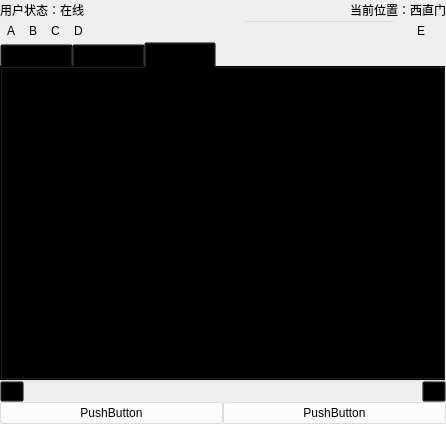
Before: the Qt Designer form deliciousClient/mainwindow.ui in gaoxiaojun/delicacymap, drawn with Qt 5.
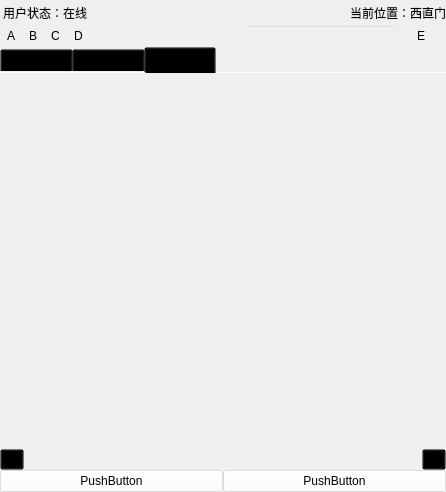
After: the same form once the commit is applied. The open tabs and pages were chosen to show the change. Icons and pictures are not drawn.

```diff
--- a/deliciousClient/mainwindow.ui
+++ b/deliciousClient/mainwindow.ui
@@ -7,18 +7,21 @@
     <x>0</x>
     <y>0</y>
     <width>446</width>
-    <height>424</height>
+    <height>492</height>
    </rect>
   </property>
   <property name="windowTitle">
    <string>delicacymap</string>
   </property>
+  <property name="styleSheet">
+   <string notr="true">background-image: url(:/Icons/Resources/image/background.png);</string>
+  </property>
   <widget class="QWidget" name="centralwidget">
    <property name="autoFillBackground">
     <bool>false</bool>
    </property>
    <property name="styleSheet">
-    <string notr="true">background-image: url(:/Icons/Resources/image/background.png);</string>
+    <string notr="true">background-color: rgba(0, 0, 0, 0%);</string>
    </property>
    <layout class="QVBoxLayout" name="verticalLayout">
     <property name="spacing">
@@ -31,12 +34,26 @@
      <layout class="QHBoxLayout" name="horizontalLayout">
       <item>
        <widget class="QLabel" name="label">
+        <property name="font">
+         <font>
+          <pointsize>9</pointsize>
+         </font>
+        </property>
         <property name="styleSheet">
          <string notr="true">background-color: rgba(0, 0, 0, 0%);
 background-image: url();</string>
         </property>
         <property name="text">
-         <string>用户状态：在线</string>
+         <string notr="true">用户状态：在线</string>
+        </property>
+        <property name="textFormat">
+         <enum>Qt::PlainText</enum>
+        </property>
+        <property name="margin">
+         <number>5</number>
+        </property>
+        <property name="indent">
+         <number>3</number>
         </property>
        </widget>
       </item>
@@ -45,22 +62,44 @@
         <property name="orientation">
          <enum>Qt::Horizontal</enum>
         </property>
+        <property name="sizeType">
+         <enum>QSizePolicy::MinimumExpanding</enum>
+        </property>
         <property name="sizeHint" stdset="0">
          <size>
           <width>40</width>
-          <height>20</height>
+          <height>25</height>
          </size>
         </property>
        </spacer>
       </item>
       <item>
        <widget class="QLabel" name="label_2">
+        <property name="font">
+         <font>
+          <pointsize>9</pointsize>
+          <weight>50</weight>
+          <bold>false</bold>
+         </font>
+        </property>
         <property name="styleSheet">
          <string notr="true">background-color: rgba(0, 0, 0, 0%);
 background-image: url();</string>
         </property>
         <property name="text">
-         <string>当前位置：西直门</string>
+         <string notr="true">当前位置：西直门</string>
+        </property>
+        <property name="textFormat">
+         <enum>Qt::PlainText</enum>
+        </property>
+        <property name="margin">
+         <number>5</number>
+        </property>
+        <property name="indent">
+         <number>-1</number>
+        </property>
+        <property name="textInteractionFlags">
+         <set>Qt::NoTextInteraction</set>
         </property>
        </widget>
       </item>
@@ -295,7 +334,10 @@
            <bool>false</bool>
           </property>
           <property name="currentIndex">
-           <number>0</number>
+           <number>2</number>
+          </property>
+          <property name="documentMode">
+           <bool>true</bool>
           </property>
           <widget class="QWidget" name="tab">
            <attribute name="title">
@@ -308,6 +350,9 @@
            </attribute>
           </widget>
           <widget class="QWidget" name="tab_4">
+           <property name="styleSheet">
+            <string notr="true">background-color: rgba(0, 0, 0, 0%);</string>
+           </property>
            <attribute name="title">
             <string>我的收藏</string>
            </attribute>
```
Left out of the diff: 27 changed lines with no effect on the pictures.
